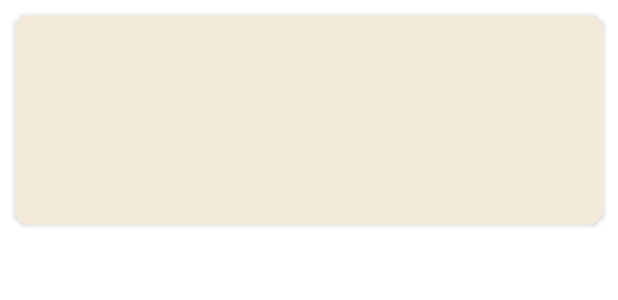
After one commit to ongyijie/CargoLiteAssignment, an Android app: the layout product_list.xml on its own in the app's theme, with its tools: preview values and no code run, on a phone screen of 412 x 824 dp. The commit adds this screen. Shown: the top 300 px of the screen. Run offline under Robolectric (Android 15) with nearby library versions, the phone set to English and light mode, and no system bars.

Commit message:
25/11 add products done (read and write to db done)

```diff
--- a/app/build.gradle
+++ b/app/build.gradle
@@ -57,6 +57,7 @@ dependencies {
     implementation platform('com.google.firebase:firebase-bom:26.1.0')
     implementation 'com.google.firebase:firebase-firestore-ktx'
     implementation 'com.google.firebase:firebase-database:19.5.1'
+    implementation 'com.firebaseui:firebase-ui-firestore:7.1.0'
     testImplementation 'junit:junit:4.+'
     androidTestImplementation 'androidx.test.ext:junit:1.1.2'
     androidTestImplementation 'androidx.test.espresso:espresso-core:3.3.0'
--- /dev/null
+++ b/app/src/main/res/layout/product_list.xml
@@ -0,0 +1,64 @@
+<?xml version="1.0" encoding="utf-8"?>
+
+<androidx.cardview.widget.CardView xmlns:android="http://schemas.android.com/apk/res/android"
+    xmlns:app="http://schemas.android.com/apk/res-auto"
+    android:layout_width="match_parent"
+    android:layout_height="wrap_content"
+    android:layout_marginStart="10dp"
+    android:layout_marginTop="10dp"
+    android:layout_marginEnd="10dp"
+    android:backgroundTint="@color/lightbrown"
+    app:cardCornerRadius="10dp">
+
+    <LinearLayout
+        android:layout_width="match_parent"
+        android:layout_height="wrap_content"
+        android:orientation="vertical"
+        android:padding="10dp">
+
+        <TextView
+            android:id="@+id/textViewID"
+            style="@style/Widget.AppCompat.TextView"
+            android:layout_width="match_parent"
+            android:layout_height="wrap_content"
+            android:fontFamily="serif"
+            android:textColor="@color/black"
+            android:textSize="18sp" />
+
+        <TextView
+            android:id="@+id/textViewName"
+            style="@style/Widget.AppCompat.TextView"
+            android:layout_width="match_parent"
+            android:layout_height="wrap_content"
+            android:fontFamily="serif"
+            android:textColor="@color/black"
+            android:textSize="18sp" />
+
+        <TextView
+            android:id="@+id/textViewPrice"
+            style="@style/Widget.AppCompat.TextView"
+            android:layout_width="match_parent"
+            android:layout_height="wrap_content"
+            android:fontFamily="serif"
+            android:textColor="@color/black"
+            android:textSize="18sp" />
+
+        <TextView
+            android:id="@+id/textViewLocation"
+            style="@style/Widget.AppCompat.TextView"
+            android:layout_width="match_parent"
+            android:layout_height="wrap_content"
+            android:fontFamily="serif"
+            android:textColor="@color/black"
+            android:textSize="18sp" />
+
+        <TextView
+            android:id="@+id/textViewQuantity"
+            style="@style/Widget.AppCompat.TextView"
+            android:layout_width="match_parent"
+            android:layout_height="wrap_content"
+            android:fontFamily="serif"
+            android:textColor="@color/black"
+            android:textSize="18sp" />
+    </LinearLayout>
+</androidx.cardview.widget.CardView>
--- a/app/src/main/res/values/colors.xml
+++ b/app/src/main/res/values/colors.xml
@@ -9,5 +9,6 @@
     <color name="gray">#D9D9D9</color>
     <color name="white">#FFFFFFFF</color>
     <color name="brown">#735E59</color>
+    <color name="lightbrown">#F4EADC</color>
     <color name="yellow">#FDFDE2</color>
 </resources>
--- a/app/src/main/res/values/strings.xml
+++ b/app/src/main/res/values/strings.xml
@@ -33,4 +33,5 @@
     <string name="confirmPassword">Confirm Password</string>
     <string name="position">Position</string>
     <string name="edit_profile">Edit profile</string>
+    <string name="error_value_required">Value required</string>
 </resources>
```
Also changed, not shown: app/src/main/AndroidManifest.xml (+5 -5 lines), app/src/main/java/my/edu/tarc/cargolite/ProductAdapter.kt (added, +36 -0 lines), app/src/main/java/my/edu/tarc/cargolite/ProductModel.kt (added, +13 -0 lines), app/src/main/java/my/edu/tarc/cargolite/Products.kt (+51 -17 lines), app/src/main/res/layout/activity_products.xml (+19 -9 lines).
